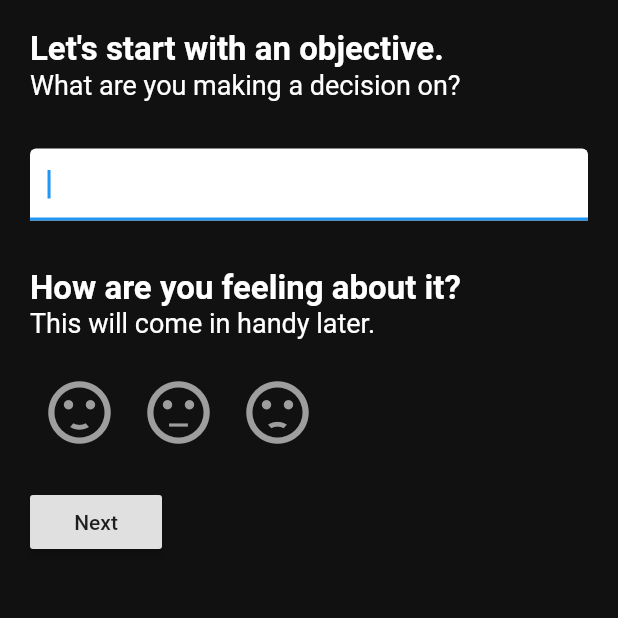
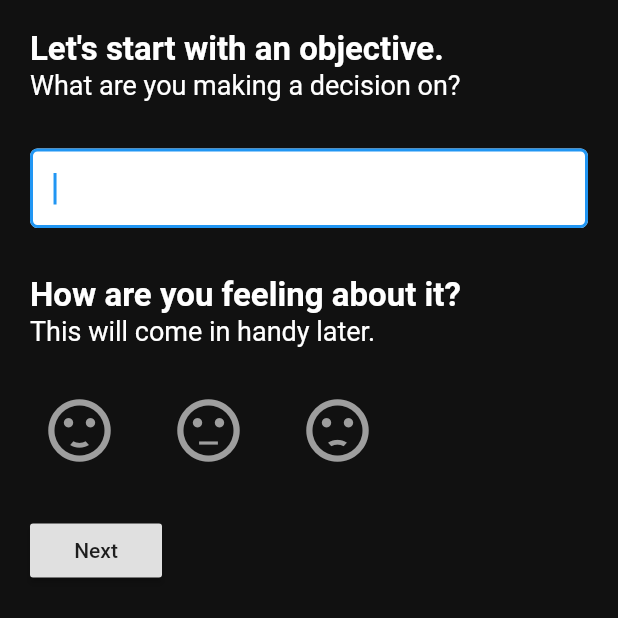
Before and after one commit to g33kidd/pros_and_cons, a Flutter app: the screen it shows after launch, after a tap on "Get Started!", on a phone screen of 412 x 824 dp, the top half of it. Run offline on Flutter 3.47's test engine with Material 2 defaults, Android fonts, the phone set to English and light mode, and no system bars.

Commit message:
Fixed up home screen

```diff
--- a/lib/pages/objective.dart
+++ b/lib/pages/objective.dart
@@ -44,6 +44,13 @@ class _ObjectivePageState extends State<ObjectivePage> {
               decoration: InputDecoration(
                 filled: true,
                 fillColor: Colors.white,
+                contentPadding: EdgeInsets.all(16.0),
+                border: OutlineInputBorder(
+                  borderRadius: BorderRadius.circular(5.0),
+                ),
+              ),
+              style: TextStyle(
+                fontSize: 18.0,
               ),
               onChanged: (s) {
                 setState(() {
@@ -56,7 +63,7 @@ class _ObjectivePageState extends State<ObjectivePage> {
             Text("How are you feeling about it?", style: _headerText),
             Text("This will come in handy later.", style: _subHeaderText),
             Padding(
-              padding: const EdgeInsets.symmetric(vertical: 16.0),
+              padding: const EdgeInsets.symmetric(vertical: 23.0),
               child: MoodSelection(
                 onChanged: (m) {
                   setState(() {
@@ -106,6 +113,7 @@ class _MoodSelectionState extends State<MoodSelection> {
             ),
             onPressed: () => switchSentiment(Mood.HAPPY),
           ),
+          SizedBox(width: 20.0),
           IconButton(
             iconSize: 50.0,
             icon: Icon(
@@ -114,6 +122,7 @@ class _MoodSelectionState extends State<MoodSelection> {
             ),
             onPressed: () => switchSentiment(Mood.MEH),
           ),
+          SizedBox(width: 20.0),
           IconButton(
             iconSize: 50.0,
             icon: Icon(
--- a/lib/pages/results.dart
+++ b/lib/pages/results.dart
@@ -37,8 +37,15 @@ class ResultsPage extends StatelessWidget {
                 crossAxisAlignment: CrossAxisAlignment.start,
                 mainAxisAlignment: MainAxisAlignment.start,
                 children: <Widget>[
+                  Text(
+                    "Pros (${decision.pros.length})",
+                    style: TextStyle(color: Colors.white),
+                  ),
                   for (var p in decision.pros)
-                    Text(p.title, style: TextStyle(color: Colors.white)),
+                    Text(
+                      p.title,
+                      style: TextStyle(color: Colors.white),
+                    ),
                 ],
               ),
               SizedBox(width: 16.0),
@@ -46,14 +53,19 @@ class ResultsPage extends StatelessWidget {
                 crossAxisAlignment: CrossAxisAlignment.start,
                 mainAxisAlignment: MainAxisAlignment.start,
                 children: <Widget>[
+                  Text(
+                    "Cons (${decision.cons.length})",
+                    style: TextStyle(color: Colors.white),
+                  ),
                   for (var c in decision.cons)
-                    Text(c.title, style: TextStyle(color: Colors.white)),
+                    Text(
+                      c.title,
+                      style: TextStyle(color: Colors.white),
+                    ),
                 ],
               ),
             ],
           ),
-          Text("PROS: ${decision.pros.length}"),
-          Text("CONS: ${decision.cons.length}"),
           Text("Mood: ${decision.mood}"),
           Text("Pro score: $proScore"),
           Text("Con score: $conScore"),
--- a/lib/screens/home.dart
+++ b/lib/screens/home.dart
@@ -1,38 +1,38 @@
 import 'package:flutter/material.dart';
 
-TextStyle _infoTextStyle = TextStyle(
-  fontSize: 20.0,
-  fontWeight: FontWeight.w400,
-  color: Colors.grey,
-);
-
-TextStyle _header = TextStyle(
-  fontSize: 45.0,
-  fontWeight: FontWeight.w600,
-  color: Color(0xFF2DBB54),
-);
-
-/// TODO: cleanup the flex columns on here a bit, it's a little wonky right now
-/// but it definitely works. Should be more flexible.
 class HomeScreen extends StatelessWidget {
   @override
   Widget build(BuildContext context) {
+    TextStyle _infoTextStyle = TextStyle(
+      fontSize: 22.0,
+      fontWeight: FontWeight.w400,
+      color: Colors.blueGrey[100],
+      height: 1.2,
+    );
+
     return Scaffold(
       backgroundColor: Color(0xFF111111),
       body: SafeArea(
-        child: Column(
-          crossAxisAlignment: CrossAxisAlignment.center,
-          mainAxisAlignment: MainAxisAlignment.start,
-          children: <Widget>[
-            Padding(
-              padding: const EdgeInsets.symmetric(vertical: 32.0),
-              child: Text("PROS & CONS", style: _header),
-            ),
-            Padding(
-              padding: const EdgeInsets.symmetric(horizontal: 20.0),
+        child: Padding(
+          padding: const EdgeInsets.all(20.0),
           child: Column(
             mainAxisAlignment: MainAxisAlignment.start,
             crossAxisAlignment: CrossAxisAlignment.start,
+            children: <Widget>[
+              Text(
+                "PROS & CONS",
+                style: TextStyle(
+                  fontSize: 45.0,
+                  fontWeight: FontWeight.w300,
+                  color: Colors.white,
+                  fontFamily: "RobotoCondensed",
+                ),
+              ),
+              Expanded(
+                flex: 2,
+                child: Column(
+                  mainAxisAlignment: MainAxisAlignment.center,
+                  crossAxisAlignment: CrossAxisAlignment.stretch,
                   children: <Widget>[
                     Text(
                       "Let's help you make a decision!",
@@ -51,12 +51,11 @@ class HomeScreen extends StatelessWidget {
                   ],
                 ),
               ),
-            GestureDetector(
+              InkWell(
                 onTap: () {
                   Navigator.of(context).pushNamed("/create");
                 },
                 child: Container(
-                margin: EdgeInsets.all(20.0),
                   padding: const EdgeInsets.symmetric(
                     vertical: 16.0,
                     horizontal: 16.0,
@@ -77,10 +76,84 @@ class HomeScreen extends StatelessWidget {
                     ),
                   ),
                 ),
-            )
+              ),
             ],
+          ),
         ),
       ),
     );
   }
 }
+
+/// TODO: cleanup the flex columns on here a bit, it's a little wonky right now
+/// but it definitely works. Should be more flexible.
+// class HomeScreen extends StatelessWidget {
+//   @override
+//   Widget build(BuildContext context) {
+//     return Scaffold(
+//       backgroundColor: Color(0xFF111111),
+//       body: SafeArea(
+//         child: Column(
+//           crossAxisAlignment: CrossAxisAlignment.center,
+//           mainAxisAlignment: MainAxisAlignment.start,
+//           children: <Widget>[
+//             Padding(
+//               padding: const EdgeInsets.symmetric(vertical: 32.0),
+//               child: Text("PROS & CONS", style: _header),
+//             ),
+//             Padding(
+//               padding: const EdgeInsets.symmetric(horizontal: 20.0),
+//               child: Column(
+//                 mainAxisAlignment: MainAxisAlignment.start,
+//                 crossAxisAlignment: CrossAxisAlignment.start,
+//                 children: <Widget>[
+//                   Text(
+//                     "Let's help you make a decision!",
+//                     style: _infoTextStyle,
+//                   ),
+//                   SizedBox(height: 32.0),
+//                   Text(
+//                     "This app will ask for a list of pros and cons, then will determine a score based on the importance of each item you have given. The score will help you make a decision.",
+//                     style: _infoTextStyle,
+//                   ),
+//                   SizedBox(height: 32.0),
+//                   Text(
+//                     "Get started below!",
+//                     style: _infoTextStyle,
+//                   ),
+//                 ],
+//               ),
+//             ),
+//             GestureDetector(
+//               onTap: () {
+//                 Navigator.of(context).pushNamed("/create");
+//               },
+//               child: Container(
+//                 margin: EdgeInsets.all(20.0),
+//                 padding: const EdgeInsets.symmetric(
+//                   vertical: 16.0,
+//                   horizontal: 16.0,
+//                 ),
+//                 decoration: BoxDecoration(
+//                   color: Color(0xFF8F79EB),
+//                   borderRadius: BorderRadius.circular(4.0),
+//                 ),
+//                 width: double.infinity,
+//                 child: Center(
+//                   child: Text(
+//                     "Get Started!",
+//                     style: TextStyle(
+//                       color: Colors.white,
+//                       fontSize: 24.0,
+//                       fontWeight: FontWeight.w500,
+//                     ),
+//                   ),
+//                 ),
+//               ),
+//             )
+//           ],
+//         ),
+//       ),
+//     );
+//   }
+// }
```
Lines whose indentation alone changed are shown as unchanged.
